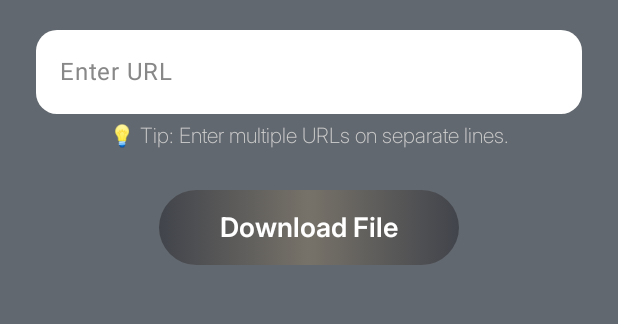
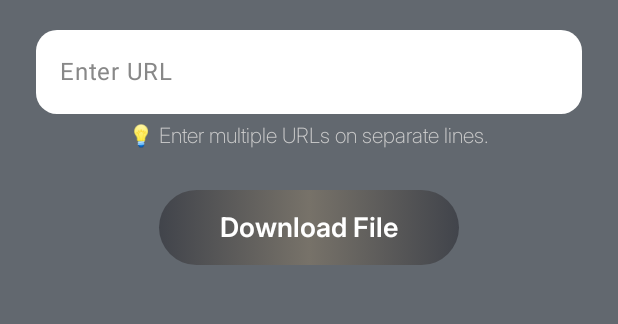
Before and after one commit to meaisha-github12/quick_Download, an Android app built with Jetpack Compose: the screen it shows after launch (MainActivity), on a phone screen of 412 x 824 dp, the part 514-838 px from its top. Run offline under Robolectric (Android 15) with nearby library versions, the phone set to English and light mode, and no system bars.

Commit message:
Downloading multiple files(modifications)

```diff
--- a/app/src/main/java/com/example/quickload/MainActivity.kt
+++ b/app/src/main/java/com/example/quickload/MainActivity.kt
@@ -120,7 +120,7 @@ fun DownloaderApp() {
 
         )
             Text(
-                text = "💡 Tip: Enter multiple URLs on separate lines.",
+                text = "💡 Enter multiple URLs on separate lines.",
                 color = Color.LightGray,
                 fontSize = 14.sp,
                 fontFamily = FontFamily(Font(R.font.inter_extra_light)),
```
